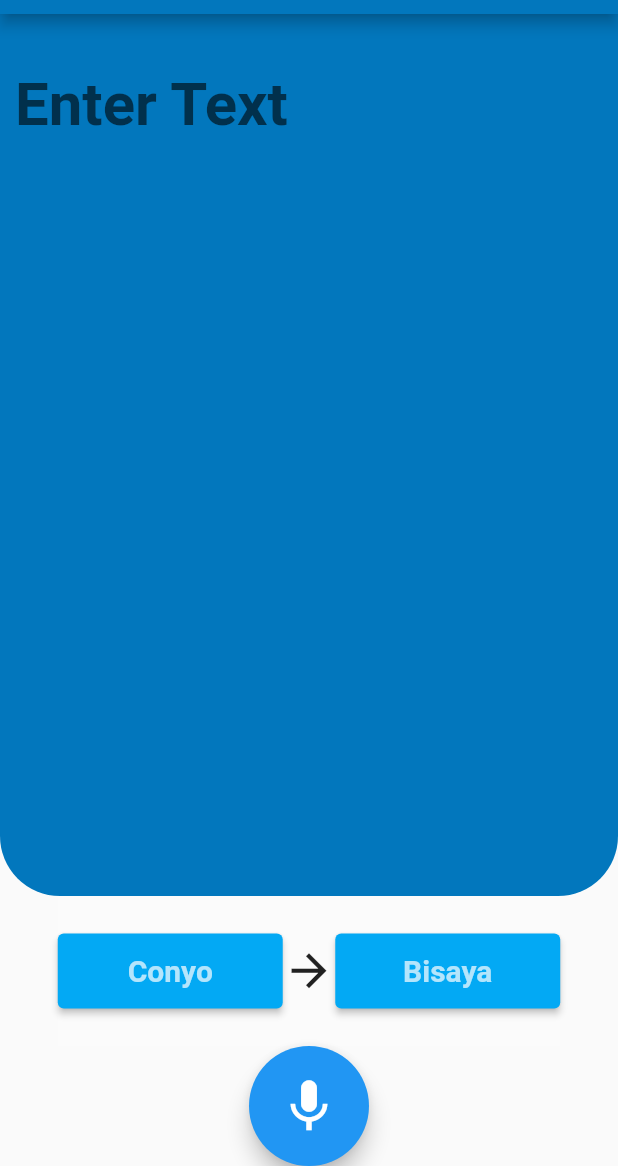
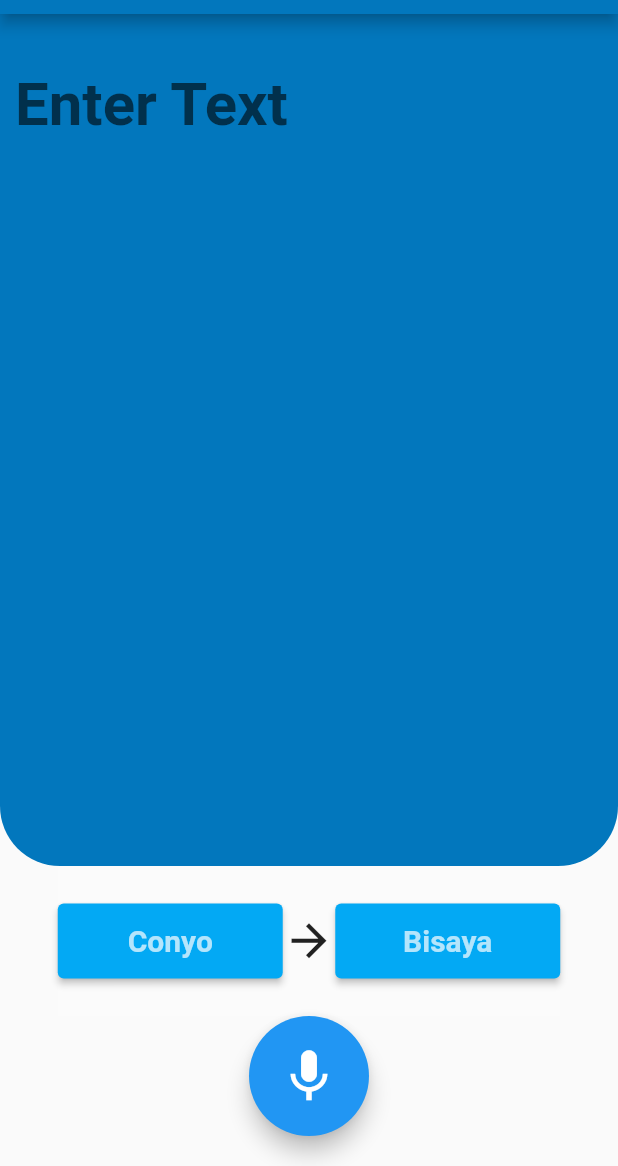
Before and after one commit to rtags911/SpeechRecognition, a Flutter app: the screen it shows after launch, on a phone screen of 412 x 824 dp, the part 70-1236 px from its top. Run offline on Flutter 3.47's test engine with Material 2 defaults, Android fonts, the phone set to English and light mode, and no system bars; our stand-ins replace fluttertoast, permission_handler; missing offline and left inert: flutter_sound.

```diff
--- a/lib/main.dart
+++ b/lib/main.dart
@@ -37,10 +37,10 @@ class _TranslationPageState extends State<TranslationPage> {
   final TextEditingController _textController = TextEditingController();
   String enteredText = '';
   Timer? _timer;
-  String transcribedText = '';
+  String? transcribedText = '';
   String TextChoose = 'Conyo';
   String resultText = '';
-
+  bool isTranscribed = true;
   String finalText = '';
   int currentIndex = 0;
   bool isVisible = true;
@@ -69,8 +69,6 @@ class _TranslationPageState extends State<TranslationPage> {
       }
     });
   }
-
-
 
   Future<void> requestPermissions() async {
     Map<Permission, PermissionStatus> statuses = await [
@@ -179,7 +177,7 @@ class _TranslationPageState extends State<TranslationPage> {
     try {
       // Replace the URL with your server endpoint
       // ignore: prefer_interpolation_to_compose_strings
-      var uri = Uri.parse('http://192.168.68.101:5000/$TextChoose');
+      var uri = Uri.parse('http://192.168.31.29:5000/upload_text/$TextChoose');
 
       var request = http.MultipartRequest('POST', uri)
         ..fields['text'] =
@@ -190,12 +188,14 @@ class _TranslationPageState extends State<TranslationPage> {
       if (response.statusCode == 200) {
         String responseBody = await response.stream.bytesToString();
         Map<String, dynamic> jsonResponse = json.decode(responseBody);
-        String recognizedText = jsonResponse['recognized_text'];
+        String recognizedText = jsonResponse['input_text'];
         String translatedText = jsonResponse['translated_text'];
 
         setState(() {
           transcribedText = recognizedText.replaceAll('"', '');
-          translatedText = translatedText.replaceAll('"', '');
+          print(transcribedText);
+          resultText = translatedText.replaceAll('"', '');
+          print(resultText);
         });
       } else {
         _logger.warning('Error: ${response.reasonPhrase}');
@@ -204,7 +204,6 @@ class _TranslationPageState extends State<TranslationPage> {
       _logger.severe('Error sending text to server: $e');
     }
   }
-
 
   @override
   void dispose() {
@@ -256,19 +255,26 @@ class _TranslationPageState extends State<TranslationPage> {
                   Padding(
                     padding: const EdgeInsets.only(top: 25, left: 10),
                     child: TextField(
-                      controller: TextEditingController(text: transcribedText ?? enteredText),
+                      controller: TextEditingController(
+                          text: isTranscribed ? transcribedText : enteredText),
                       onChanged: (text) {
                         if (_timer != null && _timer!.isActive) {
                           _timer!.cancel(); // Cancel the previous timer
                         }
                         _timer = Timer(const Duration(milliseconds: 800), () {
                           setState(() {
-                            enteredText = transcribedText;
+                            setState(() {
+                              enteredText = text;
+                            isTranscribed = !text.isEmpty;
+                              // Switch to enteredText when the user starts typing
+                            });
+                            sendTextToServer(enteredText);
                             print(
                                 enteredText); // Capture the text after a delay
                           });
                         });
-                        //sendTextToServer(text);
+
+                        // You can use enteredText to send to the server
                       },
                       decoration: const InputDecoration(
                         hintText: 'Enter Text',
@@ -351,7 +357,9 @@ class _TranslationPageState extends State<TranslationPage> {
               ],
             ),
           ),
-          Visibility(
+          Padding(
+            padding: const EdgeInsets.only(bottom: 20),
+            child: Visibility(
               visible: !showfab,
               child: SizedBox(
                 height: 80,
@@ -370,6 +378,7 @@ class _TranslationPageState extends State<TranslationPage> {
                   ),
                 ),
               ),
+            ),
           )
         ],
       ),
```
Lines whose indentation alone changed are shown as unchanged.
